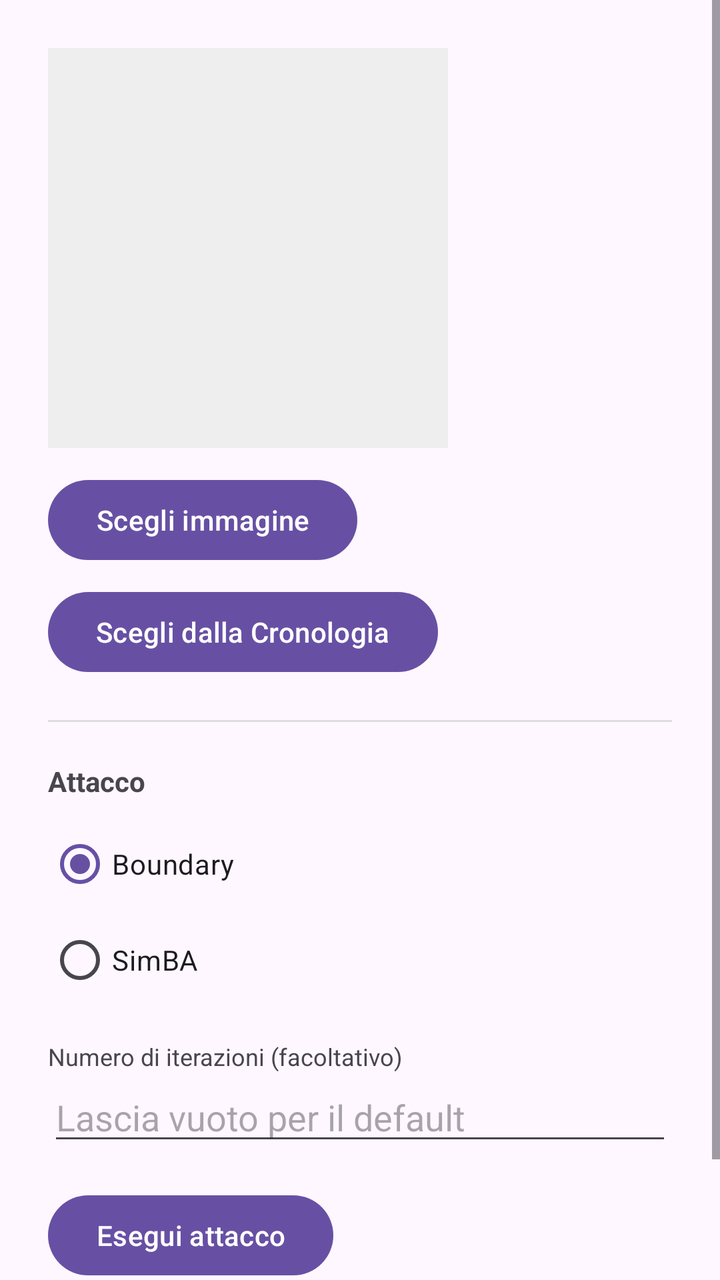
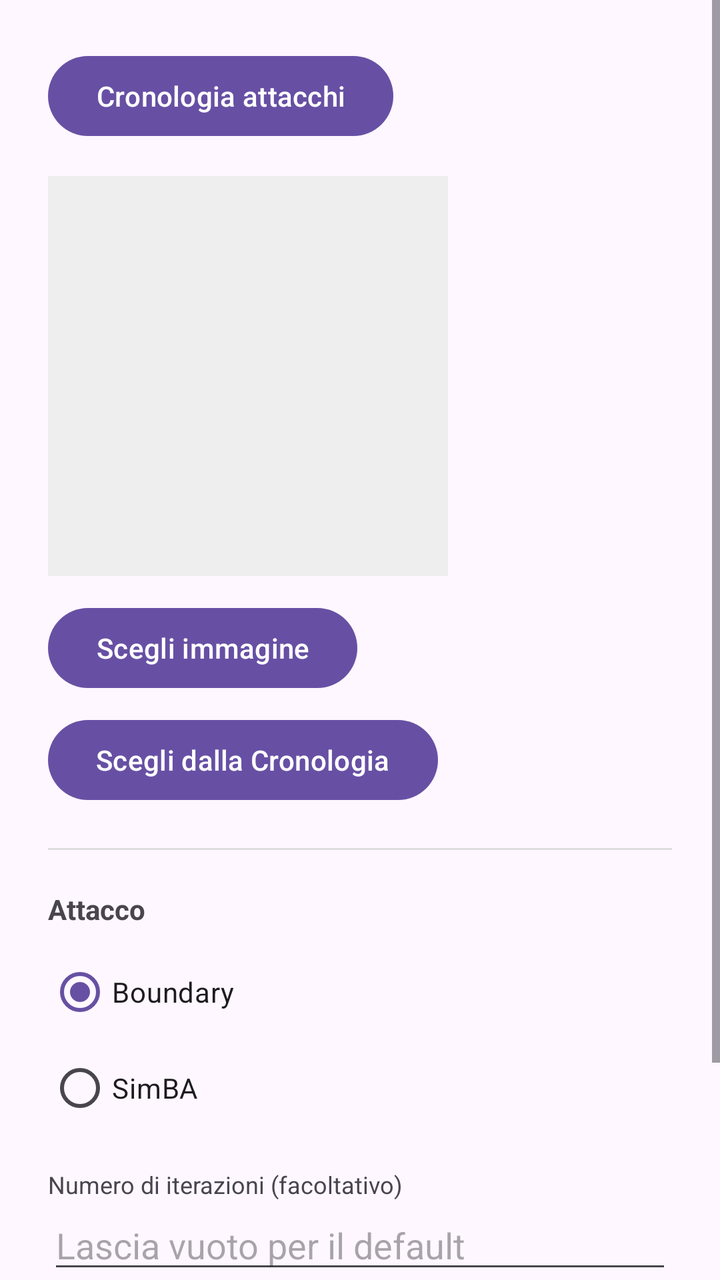

Two renders of the same Android screen: before a commit and after it. Below are the layout's source before the change and the commit's diff.
<!-- AndroidManifest.xml: application theme Theme.MyApp -->
<!-- res/layout/fragment_adversarial_test.xml -->
<?xml version="1.0" encoding="utf-8"?>
<ScrollView xmlns:android="http://schemas.android.com/apk/res/android"
    android:layout_width="match_parent"
    android:layout_height="match_parent">

    <LinearLayout
        android:layout_width="match_parent"
        android:layout_height="wrap_content"
        android:orientation="vertical"
        android:padding="24dp">

        <ImageView
            android:id="@+id/imageAdvPreview"
            android:layout_width="200dp"
            android:layout_height="200dp"
            android:background="#EEEEEE"
            android:scaleType="centerCrop"
            android:contentDescription="@string/adv_image_preview_description" />

        <Button
            android:id="@+id/buttonAdvPickImage"
            android:layout_width="wrap_content"
            android:layout_height="wrap_content"
            android:layout_marginTop="12dp"
            android:text="@string/adv_pick_image" />

        <Button
            android:id="@+id/buttonAdvPickFromHistory"
            android:layout_width="wrap_content"
            android:layout_height="wrap_content"
            android:layout_marginTop="8dp"
            android:text="@string/adv_pick_from_history" />

        <View
            android:layout_width="match_parent"
            android:layout_height="1dp"
            android:layout_marginVertical="20dp"
            android:background="#DDDDDD" />

        <TextView
            android:layout_width="wrap_content"
            android:layout_height="wrap_content"
            android:text="@string/adv_section_attack"
            android:textStyle="bold"
            android:textSize="14sp" />

        <RadioGroup
            android:id="@+id/radioGroupAttack"
            android:layout_width="wrap_content"
            android:layout_height="wrap_content"
            android:layout_marginTop="8dp">

            <RadioButton
                android:id="@+id/radioAttackBoundary"
                android:layout_width="wrap_content"
                android:layout_height="wrap_content"
                android:checked="true"
                android:text="@string/adv_attack_boundary" />

            <RadioButton
                android:id="@+id/radioAttackSimba"
                android:layout_width="wrap_content"
                android:layout_height="wrap_content"
                android:text="@string/adv_attack_simba" />

        </RadioGroup>

        <TextView
            android:layout_width="wrap_content"
            android:layout_height="wrap_content"
            android:layout_marginTop="16dp"
            android:text="@string/adv_max_iter_label"
            android:textSize="12sp" />

        <EditText
            android:id="@+id/editMaxIter"
            android:layout_width="match_parent"
            android:layout_height="wrap_content"
            android:inputType="number"
            android:hint="@string/adv_max_iter_hint" />

        <Button
            android:id="@+id/buttonRunAttack"
            android:layout_width="wrap_content"
            android:layout_height="wrap_content"
            android:layout_marginTop="16dp"
            android:text="@string/adv_run_attack" />

        <LinearLayout
            android:id="@+id/layoutAdvProgress"
            android:layout_width="match_parent"
            android:layout_height="wrap_content"
            android:orientation="horizontal"
            android:gravity="center_vertical"
            android:layout_marginTop="12dp"
            android:visibility="gone">

            <ProgressBar
                android:layout_width="24dp"
                android:layout_height="24dp" />

            <TextView
                android:layout_width="wrap_content"
                android:layout_height="wrap_content"
                android:layout_marginStart="12dp"
                android:text="@string/adv_running" />

        </LinearLayout>

        <TextView
            android:id="@+id/textAdvError"
            android:layout_width="match_parent"
            android:layout_height="wrap_content"
            android:layout_marginTop="12dp"
            android:textColor="#C62828"
            android:visibility="gone" />

        <View
            android:layout_width="match_parent"
            android:layout_height="1dp"
            android:layout_marginVertical="20dp"
            android:background="#DDDDDD" />

        <LinearLayout
            android:id="@+id/layoutAdvResult"
            android:layout_width="match_parent"
            android:layout_height="wrap_content"
            android:orientation="vertical"
            android:visibility="gone">

            <TextView
                android:layout_width="wrap_content"
                android:layout_height="wrap_content"
                android:text="@string/adv_section_result"
                android:textStyle="bold"
                android:textSize="14sp" />

            <TextView
                android:id="@+id/textAdvOutcome"
                android:layout_width="wrap_content"
                android:layout_height="wrap_content"
                android:layout_marginTop="8dp"
                android:textSize="16sp"
                android:textStyle="bold" />

            <LinearLayout
                android:layout_width="match_parent"
                android:layout_height="wrap_content"
                android:orientation="horizontal"
                android:layout_marginTop="12dp">

                <LinearLayout
                    android:layout_width="0dp"
                    android:layout_height="wrap_content"
                    android:layout_weight="1"
                    android:orientation="vertical"
                    android:gravity="center_horizontal">

                    <TextView
                        android:layout_width="wrap_content"
                        android:layout_height="wrap_content"
                        android:text="@string/adv_original_label"
                        android:textSize="12sp" />

                    <ImageView
                        android:id="@+id/imageAdvOriginal"
                        android:layout_width="140dp"
                        android:layout_height="140dp"
                        android:layout_marginTop="4dp"
                        android:scaleType="centerCrop"
                        android:contentDescription="@string/adv_original_label" />

                    <TextView
                        android:id="@+id/textAdvOriginalLabel"
                        android:layout_width="wrap_content"
                        android:layout_height="wrap_content"
                        android:layout_marginTop="4dp"
                        android:textSize="13sp" />

                </LinearLayout>

                <LinearLayout
                    android:layout_width="0dp"
                    android:layout_height="wrap_content"
                    android:layout_weight="1"
                    android:orientation="vertical"
                    android:gravity="center_horizontal">

                    <TextView
                        android:layout_width="wrap_content"
                        android:layout_height="wrap_content"
                        android:text="@string/adv_adversarial_label" />

                    <ImageView
                        android:id="@+id/imageAdvPerturbed"
                        android:layout_width="140dp"
                        android:layout_height="140dp"
                        android:layout_marginTop="4dp"
                        android:scaleType="centerCrop"
                        android:contentDescription="@string/adv_adversarial_label" />

                    <TextView
                        android:id="@+id/textAdvAdversarialLabel"
                        android:layout_width="wrap_content"
                        android:layout_height="wrap_content"
                        android:layout_marginTop="4dp"
                        android:textSize="13sp" />

                </LinearLayout>

            </LinearLayout>

            <TextView
                android:layout_width="wrap_content"
                android:layout_height="wrap_content"
                android:layout_marginTop="20dp"
                android:text="@string/adv_section_probabilities_original"
                android:textStyle="bold"
                android:textSize="13sp" />

            <LinearLayout
                android:id="@+id/containerProbsOriginal"
                android:layout_width="match_parent"
                android:layout_height="wrap_content"
                android:orientation="vertical"
                android:layout_marginTop="8dp" />

            <TextView
                android:layout_width="wrap_content"
                android:layout_height="wrap_content"
                android:layout_marginTop="16dp"
                android:text="@string/adv_section_probabilities_adversarial"
                android:textStyle="bold"
                android:textSize="13sp" />

            <LinearLayout
                android:id="@+id/containerProbsAdversarial"
                android:layout_width="match_parent"
                android:layout_height="wrap_content"
                android:orientation="vertical"
                android:layout_marginTop="8dp" />

        </LinearLayout>

    </LinearLayout>

</ScrollView>
<!-- resources referenced by this layout -->
<resources>
  <string name="adv_adversarial_label">Dopo l\'attacco</string>
  <string name="adv_attack_boundary">Boundary</string>
  <string name="adv_attack_simba">SimBA</string>
  <string name="adv_image_preview_description">Anteprima immagine selezionata</string>
  <string name="adv_max_iter_hint">Lascia vuoto per il default</string>
  <string name="adv_max_iter_label">Numero di iterazioni (facoltativo)</string>
  <string name="adv_original_label">Originale</string>
  <string name="adv_pick_from_history">Scegli dalla Cronologia</string>
  <string name="adv_pick_image">Scegli immagine</string>
  <string name="adv_run_attack">Esegui attacco</string>
  <string name="adv_running">Attacco in corso, può richiedere alcuni minuti…</string>
  <string name="adv_section_attack">Attacco</string>
  <string name="adv_section_probabilities_adversarial">Probabilità dopo l\'attacco</string>
  <string name="adv_section_probabilities_original">Probabilità originali</string>
  <string name="adv_section_result">Risultato</string>
  <style name="Theme.MyApp" parent="Base.Theme.MyApp" />
  <style name="Base.Theme.MyApp" parent="Theme.Material3.DayNight.NoActionBar">
          
          
      </style>
</resources>

<!-- the commit's change to res/layout/fragment_adversarial_test.xml (unified diff, before → after) -->
@@ -8,6 +8,13 @@
         android:layout_height="wrap_content"
         android:orientation="vertical"
         android:padding="24dp">
+
+        <Button
+            android:id="@+id/buttonAdvHistory"
+            android:layout_width="wrap_content"
+            android:layout_height="wrap_content"
+            android:layout_marginBottom="16dp"
+            android:text="@string/adv_view_history" />
 
         <ImageView
             android:id="@+id/imageAdvPreview"
@@ -108,6 +115,14 @@
         </LinearLayout>
 
         <TextView
+            android:id="@+id/textAdvAttackStarted"
+            android:layout_width="match_parent"
+            android:layout_height="wrap_content"
+            android:layout_marginTop="12dp"
+            android:textColor="#2E7D32"
+            android:visibility="gone" />
+
+        <TextView
             android:id="@+id/textAdvError"
             android:layout_width="match_parent"
             android:layout_height="wrap_content"
@@ -168,6 +183,9 @@
                         android:layout_height="140dp"
                         android:layout_marginTop="4dp"
                         android:scaleType="centerCrop"
+                        android:clickable="true"
+                        android:focusable="true"
+                        android:foreground="?attr/selectableItemBackground"
                         android:contentDescription="@string/adv_original_label" />
 
                     <TextView
@@ -197,6 +215,9 @@
                         android:layout_height="140dp"
                         android:layout_marginTop="4dp"
                         android:scaleType="centerCrop"
+                        android:clickable="true"
+                        android:focusable="true"
+                        android:foreground="?attr/selectableItemBackground"
                         android:contentDescription="@string/adv_adversarial_label" />
 
                     <TextView
<!-- resource entries referenced after the edit -->
@@ -15,6 +15,7 @@
   <string name="adv_section_probabilities_adversarial">Probabilità dopo l\'attacco</string>
   <string name="adv_section_probabilities_original">Probabilità originali</string>
   <string name="adv_section_result">Risultato</string>
+  <string name="adv_view_history">Cronologia attacchi</string>
   <style name="Theme.MyApp" parent="Base.Theme.MyApp" />
   <style name="Base.Theme.MyApp" parent="Theme.Material3.DayNight.NoActionBar">
           
